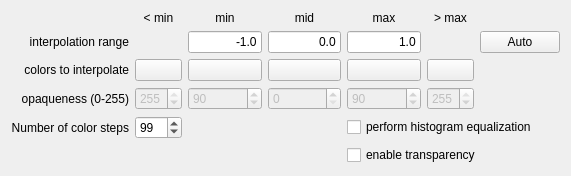
Old version of the form source/VIEW/DIALOGS/gridColorWidget.ui in the repository BALL-Project/ball.
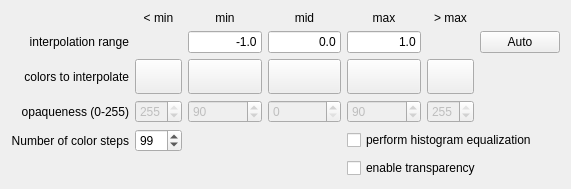
New version of the form. Custom widgets are drawn as their Qt base class.

```diff
--- a/source/VIEW/DIALOGS/gridColorWidget.ui
+++ b/source/VIEW/DIALOGS/gridColorWidget.ui
@@ -7,7 +7,7 @@
     <x>0</x>
     <y>0</y>
     <width>571</width>
-    <height>167</height>
+    <height>189</height>
    </rect>
   </property>
   <property name="windowTitle">
```
